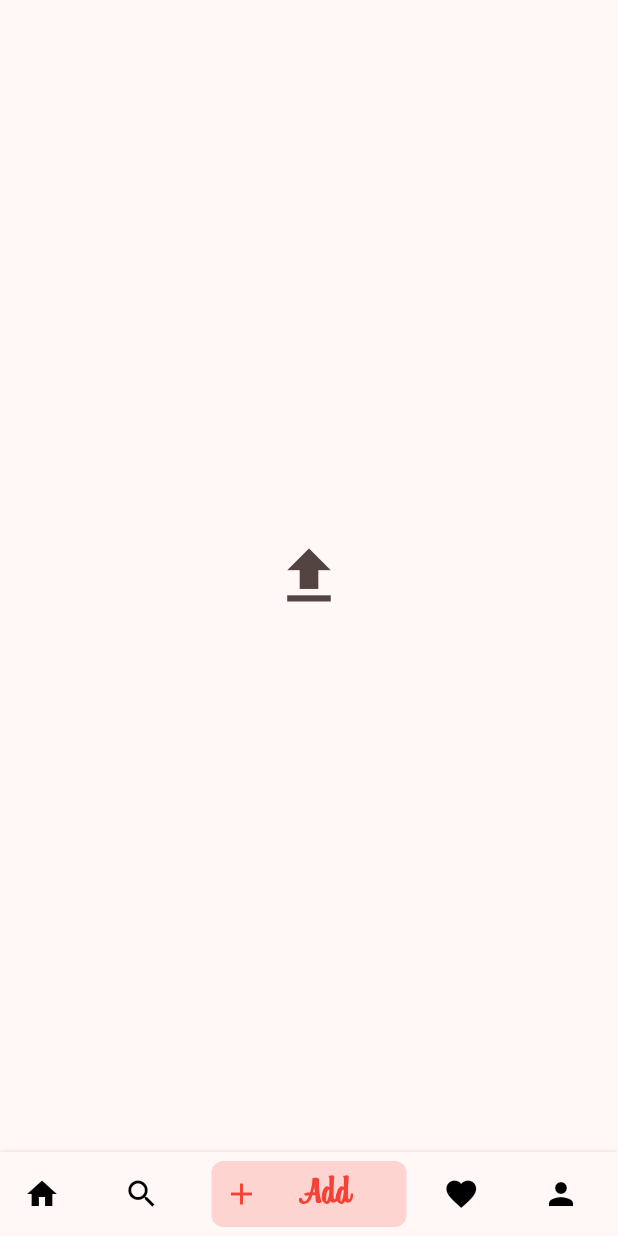
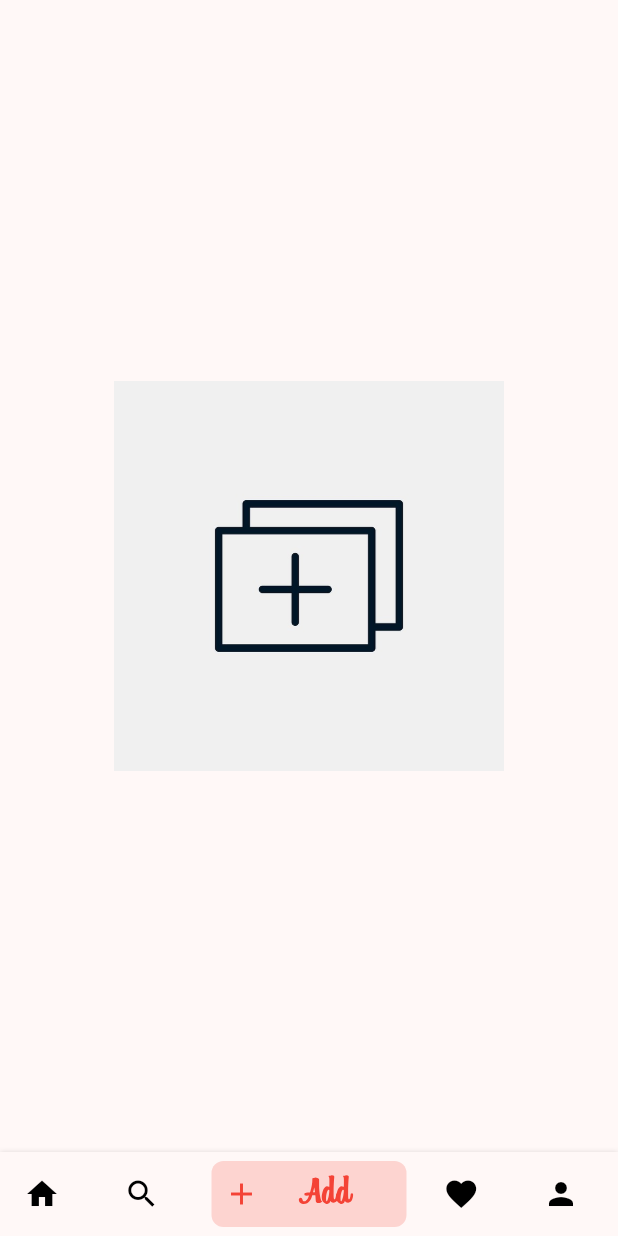
Before and after one commit to ksyv/holbertonschool-holbegram, a Flutter app: the screen it shows once a user with an empty profile is signed in, swiped to page 3, on a phone screen of 412 x 824 dp. Run offline on Flutter 3.47's test engine with Material 3 defaults, Android fonts, the phone set to English and light mode, and no system bars; drawn by our look-alikes of bottom_navy_bar; our stand-ins replace cloud_firestore, firebase_auth, firebase_core, image_picker; accounts and stored records are empty; network calls fail.

Commit message:
Fix: Change logo for upload

```diff
--- a/holbegram/lib/screens/pages/add_image.dart
+++ b/holbegram/lib/screens/pages/add_image.dart
@@ -139,9 +139,10 @@ class _AddImageState extends State<AddImage> {
     if (_file == null) {
       return Center(
         child: IconButton(
-          icon: const Icon(
-            Icons.upload,
-            size: 50,
+          icon: Image.asset(
+            'assets/images/upload.png',
+            width: 260,
+            height: 260,
           ),
           onPressed: () => _selectImage(context),
         ),
```
Also changed, not shown: holbegram/assets/images/upload.png (added).
